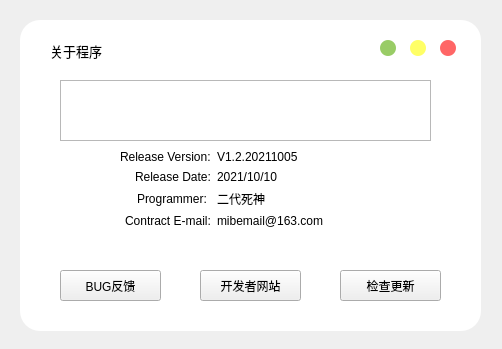
First picture: the form in bilidabout.ui, repository JimmyLiang-lzm/biliDownloader_GUI, before the edit.
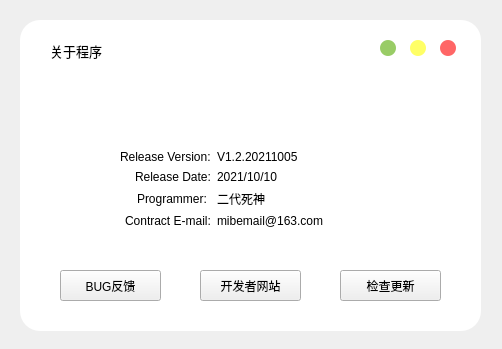
Second picture: the form after the edit. Icons and pictures are not drawn.

```diff
--- a/bilidabout.ui
+++ b/bilidabout.ui
@@ -159,7 +159,10 @@
 }
 
 /* 组合框样式 */
-/*QCheckBox{}*/</string>
+/*QCheckBox{}*/
+QFrame#title{
+	border: none
+}</string>
   </property>
   <widget class="QWidget" name="mainwidget" native="true">
    <property name="geometry">
```
